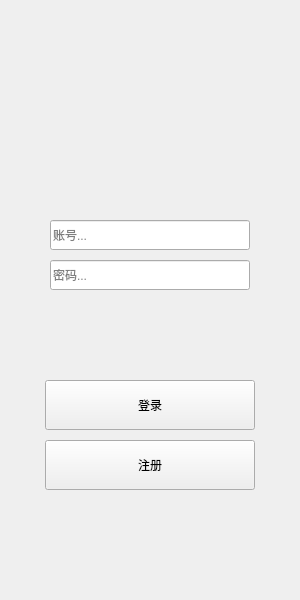
Above: login/login.ui from BuWH/Pokemon before the change. Below: the same form after it.
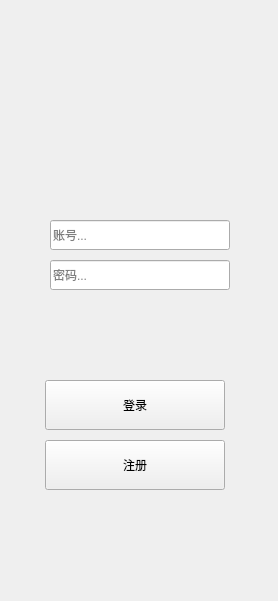
That is the form after the change.

Patch:
```diff
--- a/login/login.ui
+++ b/login/login.ui
@@ -6,8 +6,8 @@
             <rect>
                 <x>0</x>
                 <y>0</y>
-                <width>300</width>
-                <height>600</height>
+                <width>278</width>
+                <height>601</height>
             </rect>
         </property>
         <property name="windowTitle">
@@ -18,7 +18,7 @@
                 <rect>
                     <x>50</x>
                     <y>220</y>
-                    <width>200</width>
+                    <width>180</width>
                     <height>30</height>
                 </rect>
             </property>
@@ -37,7 +37,7 @@
                 <rect>
                     <x>45</x>
                     <y>380</y>
-                    <width>210</width>
+                    <width>180</width>
                     <height>50</height>
                 </rect>
             </property>
@@ -50,7 +50,7 @@
                 <rect>
                     <x>50</x>
                     <y>260</y>
-                    <width>200</width>
+                    <width>180</width>
                     <height>30</height>
                 </rect>
             </property>
@@ -69,7 +69,7 @@
                 <rect>
                     <x>45</x>
                     <y>440</y>
-                    <width>210</width>
+                    <width>180</width>
                     <height>50</height>
                 </rect>
             </property>
```
